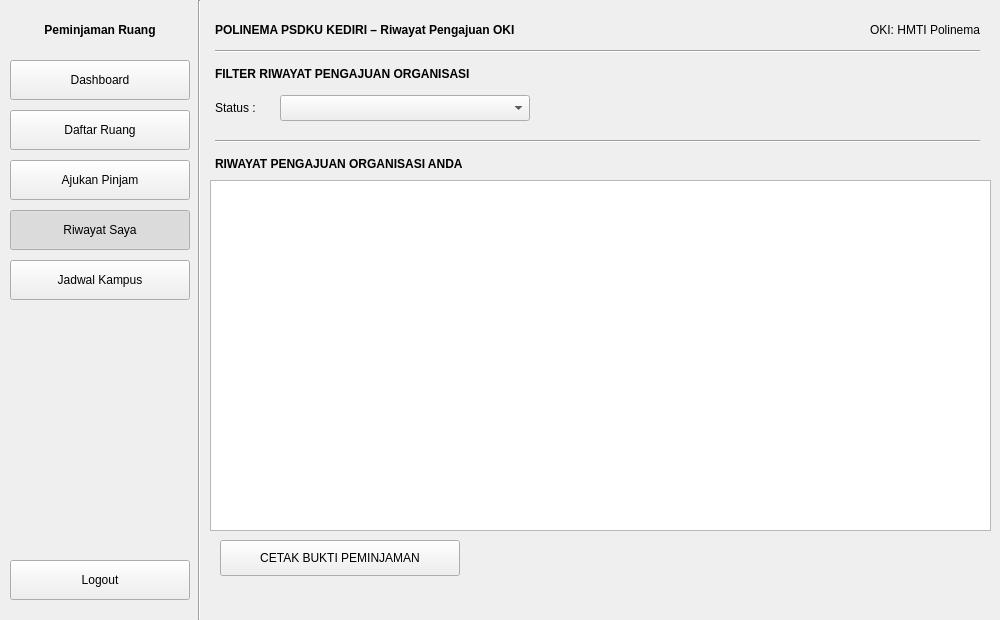
Ariel-F-S/SistemPeminjamanRuangPolinemaKampusKediri, file ui/riwayat_saya.ui: the form before one commit.
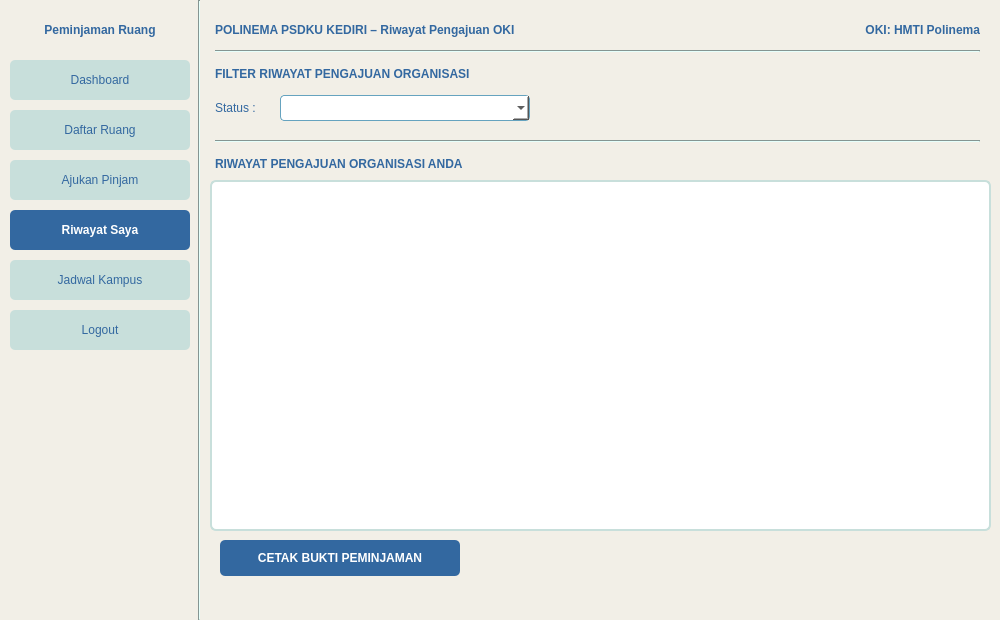
The form after the commit. Icons and pictures are not drawn.

Patch:
```diff
--- a/ui/riwayat_saya.ui
+++ b/ui/riwayat_saya.ui
@@ -17,6 +17,11 @@
    <iconset>
     <normaloff>icons/app.png</normaloff>icons/app.png</iconset>
   </property>
+  <property name="styleSheet">
+   <string notr="true">QWidget#RiwayatSaya {
+    background-color: #F2EFE7;
+}</string>
+  </property>
   <widget class="QLabel" name="lblBrand">
    <property name="geometry">
     <rect>
@@ -32,6 +37,9 @@
      <bold>true</bold>
     </font>
    </property>
+   <property name="styleSheet">
+    <string notr="true">color: #3368A0;</string>
+   </property>
    <property name="text">
     <string>Peminjaman Ruang</string>
    </property>
@@ -48,6 +56,17 @@
      <height>40</height>
     </rect>
    </property>
+   <property name="styleSheet">
+    <string notr="true">QPushButton {
+    background-color: #C8DFDB;
+    color: #3368A0;
+    border-radius: 5px;
+}
+QPushButton:hover {
+    background-color: #66A3BF;
+    color: #FFFFFF;
+}</string>
+   </property>
    <property name="text">
     <string>Dashboard</string>
    </property>
@@ -77,6 +96,17 @@
      <height>40</height>
     </rect>
    </property>
+   <property name="styleSheet">
+    <string notr="true">QPushButton {
+    background-color: #C8DFDB;
+    color: #3368A0;
+    border-radius: 5px;
+}
+QPushButton:hover {
+    background-color: #66A3BF;
+    color: #FFFFFF;
+}</string>
+   </property>
    <property name="text">
     <string>Daftar Ruang</string>
    </property>
@@ -106,6 +136,17 @@
      <height>40</height>
     </rect>
    </property>
+   <property name="styleSheet">
+    <string notr="true">QPushButton {
+    background-color: #C8DFDB;
+    color: #3368A0;
+    border-radius: 5px;
+}
+QPushButton:hover {
+    background-color: #66A3BF;
+    color: #FFFFFF;
+}</string>
+   </property>
    <property name="text">
     <string>Ajukan Pinjam</string>
    </property>
@@ -135,6 +176,14 @@
      <height>40</height>
     </rect>
    </property>
+   <property name="styleSheet">
+    <string notr="true">QPushButton {
+    background-color: #3368A0;
+    color: #FFFFFF;
+    border-radius: 5px;
+    font-weight: bold;
+}</string>
+   </property>
    <property name="text">
     <string>Riwayat Saya</string>
    </property>
@@ -167,6 +216,17 @@
      <height>40</height>
     </rect>
    </property>
+   <property name="styleSheet">
+    <string notr="true">QPushButton {
+    background-color: #C8DFDB;
+    color: #3368A0;
+    border-radius: 5px;
+}
+QPushButton:hover {
+    background-color: #66A3BF;
+    color: #FFFFFF;
+}</string>
+   </property>
    <property name="text">
     <string>Jadwal Kampus</string>
    </property>
@@ -191,11 +251,22 @@
    <property name="geometry">
     <rect>
      <x>10</x>
-     <y>560</y>
+     <y>310</y>
      <width>180</width>
      <height>40</height>
     </rect>
    </property>
+   <property name="styleSheet">
+    <string notr="true">QPushButton {
+    background-color: #C8DFDB;
+    color: #3368A0;
+    border-radius: 5px;
+}
+QPushButton:hover {
+    background-color: #3368A0;
+    color: #FFFFFF;
+}</string>
+   </property>
    <property name="text">
     <string>Logout</string>
    </property>
@@ -219,6 +290,9 @@
      <height>620</height>
     </rect>
    </property>
+   <property name="styleSheet">
+    <string notr="true">background-color: #C8DFDB;</string>
+   </property>
    <property name="frameShape">
     <enum>QFrame::VLine</enum>
    </property>
@@ -241,6 +315,9 @@
      <bold>true</bold>
     </font>
    </property>
+   <property name="styleSheet">
+    <string notr="true">color: #3368A0;</string>
+   </property>
    <property name="text">
     <string>POLINEMA PSDKU KEDIRI – Riwayat Pengajuan OKI</string>
    </property>
@@ -254,6 +331,10 @@
      <height>30</height>
     </rect>
    </property>
+   <property name="styleSheet">
+    <string notr="true">color: #3368A0;
+font-weight: bold;</string>
+   </property>
    <property name="text">
     <string>OKI: HMTI Polinema</string>
    </property>
@@ -270,6 +351,9 @@
      <height>2</height>
     </rect>
    </property>
+   <property name="styleSheet">
+    <string notr="true">background-color: #C8DFDB;</string>
+   </property>
    <property name="frameShape">
     <enum>QFrame::HLine</enum>
    </property>
@@ -292,6 +376,9 @@
      <bold>true</bold>
     </font>
    </property>
+   <property name="styleSheet">
+    <string notr="true">color: #3368A0;</string>
+   </property>
    <property name="text">
     <string>FILTER RIWAYAT PENGAJUAN ORGANISASI</string>
    </property>
@@ -305,6 +392,9 @@
      <height>26</height>
     </rect>
    </property>
+   <property name="styleSheet">
+    <string notr="true">color: #3368A0;</string>
+   </property>
    <property name="text">
     <string>Status :</string>
    </property>
@@ -318,6 +408,12 @@
      <height>26</height>
     </rect>
    </property>
+   <property name="styleSheet">
+    <string notr="true">background-color: #FFFFFF;
+border: 1px solid #66A3BF;
+border-radius: 4px;
+padding-left: 5px;</string>
+   </property>
    <item>
     <property name="text">
      <string/>
@@ -348,6 +444,9 @@
      <height>2</height>
     </rect>
    </property>
+   <property name="styleSheet">
+    <string notr="true">background-color: #C8DFDB;</string>
+   </property>
    <property name="frameShape">
     <enum>QFrame::HLine</enum>
    </property>
@@ -370,6 +469,9 @@
      <bold>true</bold>
     </font>
    </property>
+   <property name="styleSheet">
+    <string notr="true">color: #3368A0;</string>
+   </property>
    <property name="text">
     <string>RIWAYAT PENGAJUAN ORGANISASI ANDA</string>
    </property>
@@ -383,6 +485,17 @@
      <height>36</height>
     </rect>
    </property>
+   <property name="styleSheet">
+    <string notr="true">QPushButton {
+    background-color: #3368A0;
+    color: #FFFFFF;
+    border-radius: 5px;
+    font-weight: bold;
+}
+QPushButton:hover {
+    background-color: #66A3BF;
+}</string>
+   </property>
    <property name="text">
     <string>CETAK BUKTI PEMINJAMAN</string>
    </property>
@@ -400,6 +513,19 @@
      <height>351</height>
     </rect>
    </property>
+   <property name="styleSheet">
+    <string notr="true">QTableWidget {
+    background-color: #FFFFFF;
+    border: 2px solid #C8DFDB;
+    border-radius: 6px;
+}
+QHeaderView::section {
+    background-color: #3368A0;
+    color: #FFFFFF;
+    font-weight: bold;
+    padding: 4px;
+}</string>
+   </property>
   </widget>
  </widget>
  <resources/>
```
